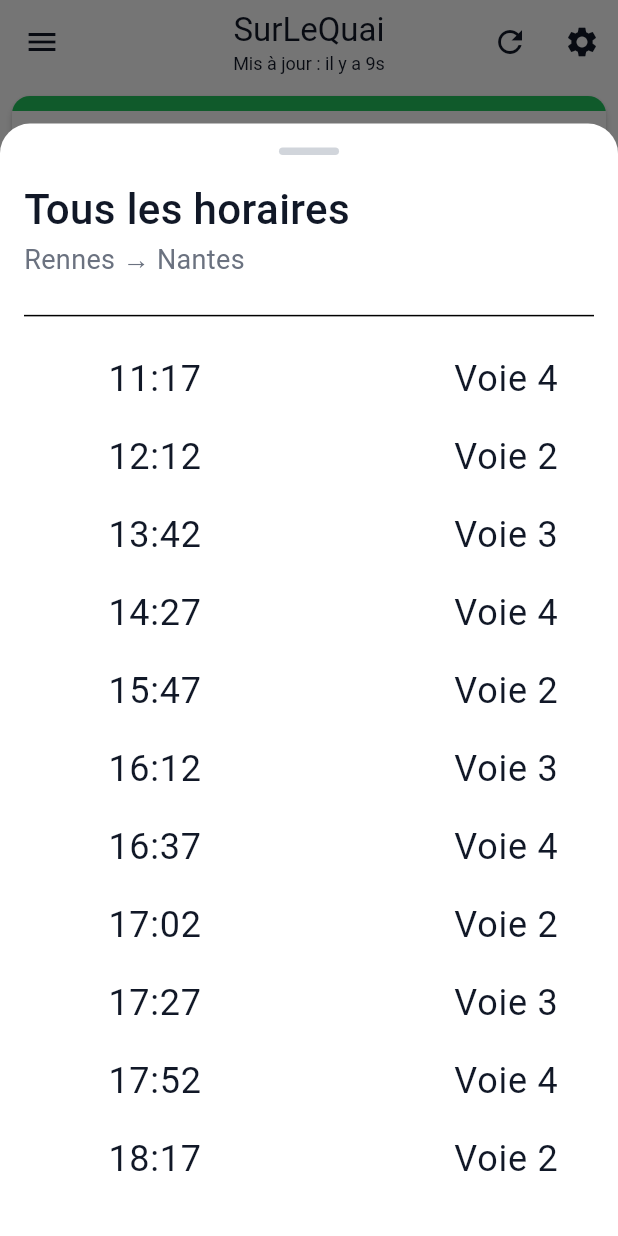
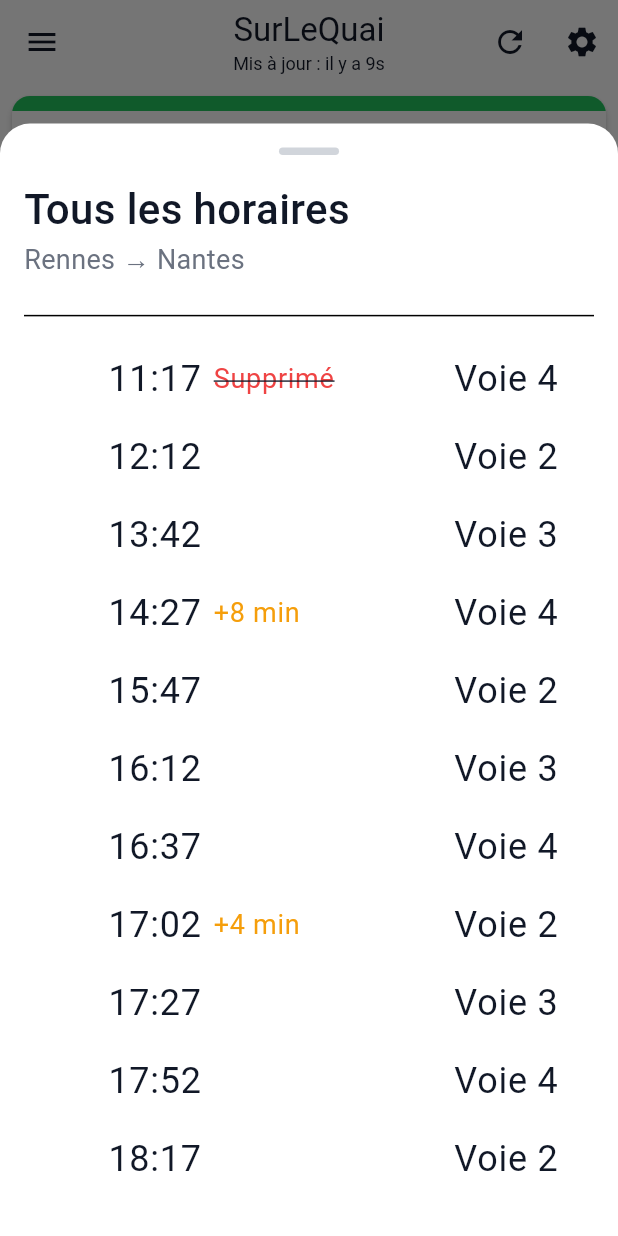
Before and after one commit to klutchnikoff/surlequai, a Flutter app: the screen it shows after launch, after a tap on an icon or button, on a phone screen of 412 x 824 dp. Run offline on Flutter 3.47's test engine with Material 3 defaults, Android fonts, the phone set to English and light mode, and no system bars; our stand-ins replace shared_preferences.

Commit message:
feat: affichage du statut textuel dans la modal horaires
Ajout du statut textuel à côté de l'heure pour les trains
retardés, supprimés ou en mode offline.

Affichage :
- Train retardé : "11:37 +5 min" en orange
- Train supprimé : "11:37 Supprimé" en rouge barré
- Train offline : "11:37 Horaire prévu" en bleu
- Train à l'heure : "11:37" (pas de texte supplémentaire)

Implémentation :
- Row dans le title du ListTile (heure + statut)
- Espacement de 8px entre l'heure et le statut
- Style AppTextStyles.small pour le statut
- Couleur cohérente avec statusColor
- Gras si prochain train
- Barré si supprimé

Exemple à 10h33 avec train supprimé :
AVANT : ▶ 11:37 (en rouge barré, mais sans texte)
APRÈS : ▶ 11:37 Supprimé (en rouge barré, clair)

Cohérence avec l'écran principal qui affiche toujours le statut.

Co-Authored-By: Claude Sonnet 4.5 <noreply@anthropic.com>

```diff
--- a/lib/widgets/schedules_modal.dart
+++ b/lib/widgets/schedules_modal.dart
@@ -148,15 +148,43 @@ class _SchedulesModalState extends State<SchedulesModal> {
                       platformStyle = AppTextStyles.medium;
                     }
 
+                    // Afficher le statut textuel pour certains cas
+                    String? statusText;
+                    if (departure.status == DepartureStatus.delayed) {
+                      statusText = '+${departure.delayMinutes} min';
+                    } else if (departure.status == DepartureStatus.cancelled) {
+                      statusText = 'Supprimé';
+                    } else if (departure.status == DepartureStatus.offline) {
+                      statusText = 'Horaire prévu';
+                    }
+
                     return ListTile(
                       dense: true,
                       leading: isNext
                           ? Icon(Icons.arrow_forward_ios,
                               color: statusColor, size: 16)
                           : const SizedBox(width: 24),
-                      title: Text(
-                        TimeFormatter.formatTime(departure.scheduledTime),
-                        style: timeStyle,
+                      title: Row(
+                        children: [
+                          Text(
+                            TimeFormatter.formatTime(departure.scheduledTime),
+                            style: timeStyle,
+                          ),
+                          if (statusText != null) ...[
+                            const SizedBox(width: 8),
+                            Text(
+                              statusText,
+                              style: AppTextStyles.small.copyWith(
+                                color: statusColor,
+                                fontWeight: isNext ? FontWeight.bold : null,
+                                decoration: departure.status ==
+                                        DepartureStatus.cancelled
+                                    ? TextDecoration.lineThrough
+                                    : null,
+                              ),
+                            ),
+                          ],
+                        ],
                       ),
                       trailing: Text('Voie ${departure.platform}',
                           style: platformStyle),
```
